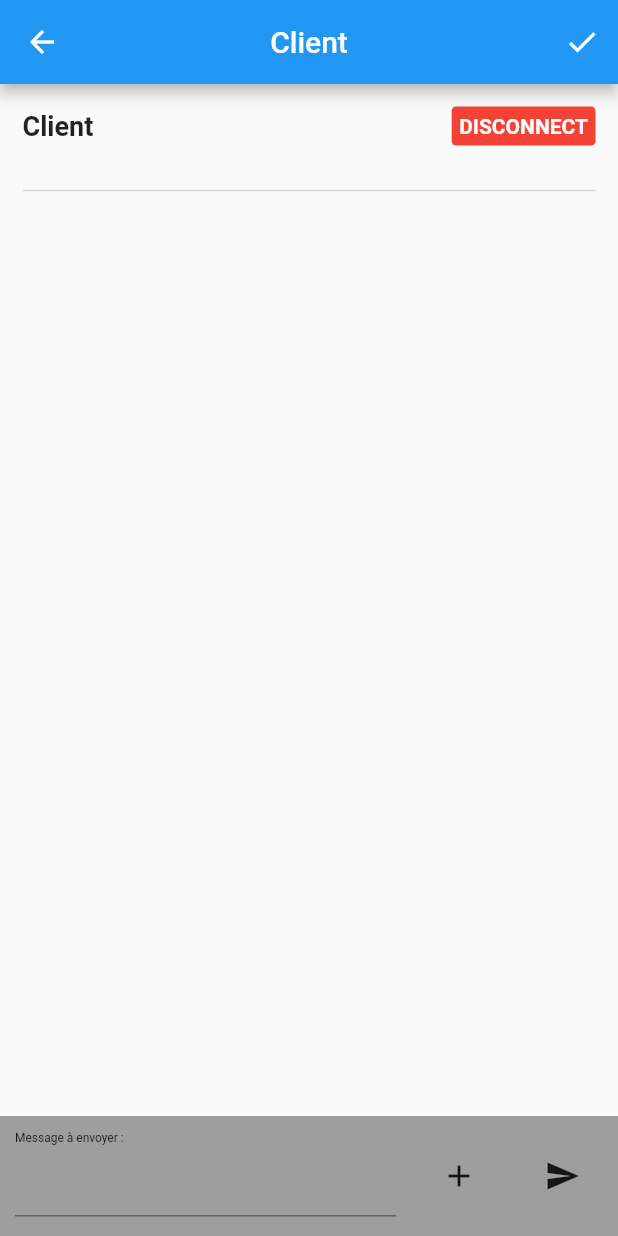
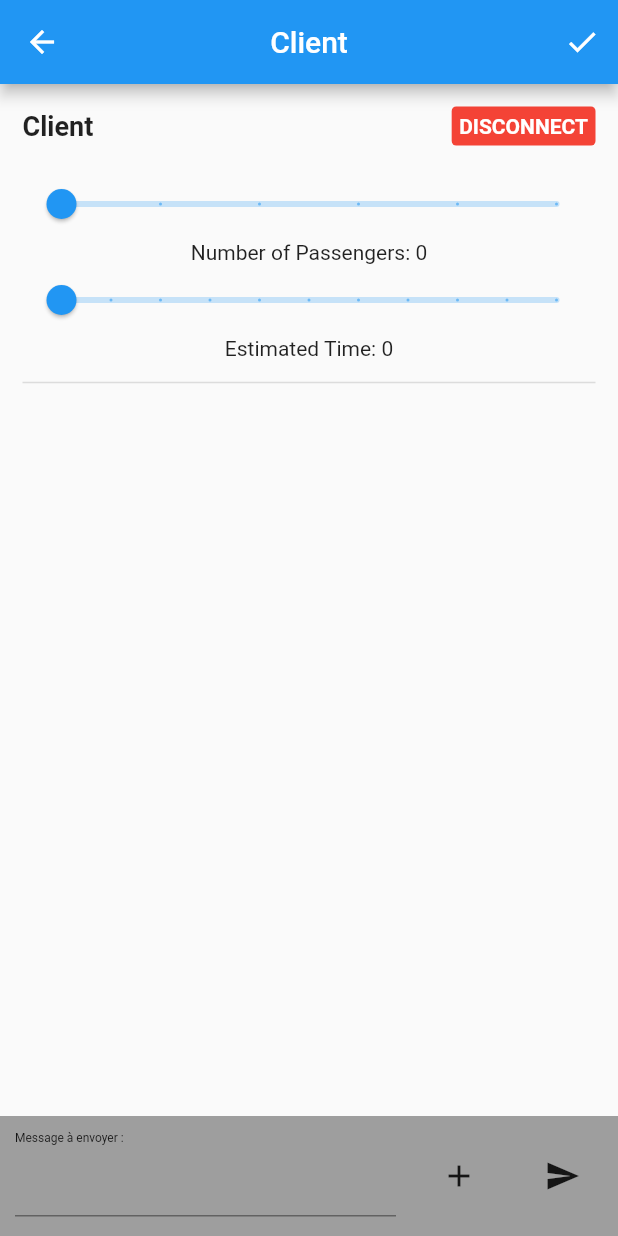
Before and after one commit to UD-F21-Project11-Team19/cisc475Project, a Flutter app: the ClientPage screen opened directly, on a phone screen of 412 x 824 dp. Run offline on Flutter 3.47's test engine with Material 2 defaults, Android fonts, the phone set to English and light mode, and no system bars; our stand-ins replace video_player.

Commit message:
final version

```diff
--- a/lib/clientpage.dart
+++ b/lib/clientpage.dart
@@ -17,13 +17,15 @@ class ClientPage extends StatefulWidget {
 class _ClientPageState extends State<ClientPage> {
   Client client;
   List<String> serverLogs = [];
+  double _value1 = 0;
+  double _value2 = 0;
   TextEditingController controller = TextEditingController();
 
   initState() {
     super.initState();
 
     client = Client(
-      hostname: "192.168.1.245",
+      hostname: "192.168.1.227",
       port: 54000,
       onData: this.onData,
       onError: this.onError,
@@ -142,6 +144,37 @@ class _ClientPageState extends State<ClientPage> {
                   SizedBox(
                     height: 15,
                   ),
+                  Slider(
+                    min: 0.0,
+                    max: 5.0,
+                    value: _value1,
+                    divisions: 5,
+                    label: '${_value1.round()}',
+                    onChanged: (value) {
+                      setState(() {
+                        _value1 = value;
+                      });
+                    },
+                  ),
+                  Text(
+                    'Number of Passengers: ${_value1.round()}',
+                  ),
+
+                  Slider(
+                    min: 0.0,
+                    max: 10.0,
+                    value: _value2,
+                    divisions: 10,
+                    label: '${_value2.round()}',
+                    onChanged: (value) {
+                      setState(() {
+                        _value2 = value;
+                      });
+                    },
+                  ),
+                  Text(
+                    'Estimated Time: ${_value2.round()}',
+                  ),
                   // RaisedButton(
                   //   child: Text(!client.connected
                   //       ? 'Connect - client'
@@ -211,7 +244,8 @@ class _ClientPageState extends State<ClientPage> {
                   onPressed: () async {
                     await client.connect();
                     setState(() {});
-                    controller.text = ("${widget.value}"); //get data
+                    controller.text =
+                        ("${widget.value},${_value1.round()},${_value2.round()}"); //get data
                   },
                   minWidth: 30,
                   padding: EdgeInsets.symmetric(horizontal: 15, vertical: 15),
--- a/lib/pathPage.dart
+++ b/lib/pathPage.dart
@@ -116,7 +116,8 @@ class _MyHomePageState extends State<MyHomePage> {
     return Scaffold(
       appBar: AppBar(
         backgroundColor: Color.fromARGB(255, 87, 85, 85),
-        title: Text("${widget.value[0].substring(18)}"),
+        //  title: Text("${widget.value[0].substring(18)}"),
+        title: Text("Path Result"),
         elevation: 0.0,
         leading: IconButton(
           icon: const Icon(Icons.arrow_back, color: Colors.black),
```
